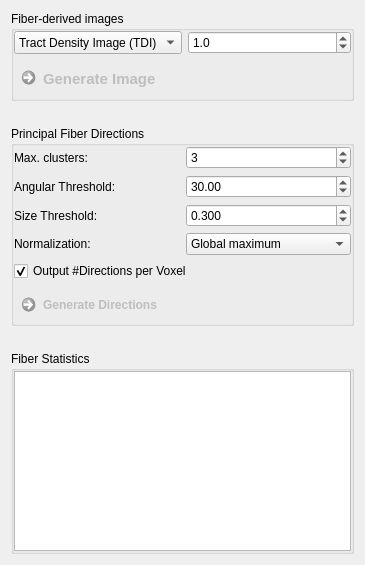
Qt form Plugins/org.mitk.gui.qt.diffusionimaging.fiberprocessing/src/internal/QmitkFiberQuantificationViewControls.ui (MITK/MITK) before a commit.
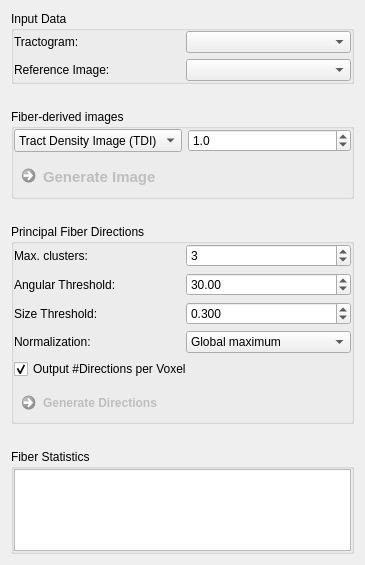
The same form after that commit. Custom widgets are drawn as their Qt base class.

Commit message: Add ds combobox for diffusion views

```diff
--- a/Plugins/org.mitk.gui.qt.diffusionimaging.fiberprocessing/src/internal/QmitkFiberQuantificationViewControls.ui
+++ b/Plugins/org.mitk.gui.qt.diffusionimaging.fiberprocessing/src/internal/QmitkFiberQuantificationViewControls.ui
@@ -17,126 +17,7 @@
    <property name="verticalSpacing">
     <number>25</number>
    </property>
-   <item row="0" column="0">
-    <widget class="QGroupBox" name="groupBox_2">
-     <property name="title">
-      <string>Fiber-derived images</string>
-     </property>
-     <layout class="QGridLayout" name="gridLayout_3">
-      <property name="leftMargin">
-       <number>0</number>
-      </property>
-      <property name="topMargin">
-       <number>0</number>
-      </property>
-      <property name="rightMargin">
-       <number>0</number>
-      </property>
-      <property name="bottomMargin">
-       <number>0</number>
-      </property>
-      <item row="1" column="0">
-       <widget class="QCommandLinkButton" name="m_ProcessFiberBundleButton">
-        <property name="enabled">
-         <bool>false</bool>
-        </property>
-        <property name="sizePolicy">
-         <sizepolicy hsizetype="Preferred" vsizetype="Preferred">
-          <horstretch>0</horstretch>
-          <verstretch>0</verstretch>
-         </sizepolicy>
-        </property>
-        <property name="maximumSize">
-         <size>
-          <width>200</width>
-          <height>16777215</height>
-         </size>
-        </property>
-        <property name="font">
-         <font>
-          <pointsize>11</pointsize>
-         </font>
-        </property>
-        <property name="toolTip">
-         <string>Perform selected operation on all selected fiber bundles.</string>
-        </property>
-        <property name="text">
-         <string>Generate Image</string>
-        </property>
-       </widget>
-      </item>
-      <item row="0" column="1">
-       <widget class="QDoubleSpinBox" name="m_UpsamplingSpinBox">
-        <property name="sizePolicy">
-         <sizepolicy hsizetype="Preferred" vsizetype="Preferred">
-          <horstretch>0</horstretch>
-          <verstretch>0</verstretch>
-         </sizepolicy>
-        </property>
-        <property name="toolTip">
-         <string>Upsampling factor</string>
-        </property>
-        <property name="decimals">
-         <number>1</number>
-        </property>
-        <property name="minimum">
-         <double>0.100000000000000</double>
-        </property>
-        <property name="maximum">
-         <double>10.000000000000000</double>
-        </property>
-        <property name="singleStep">
-         <double>0.100000000000000</double>
-        </property>
-        <property name="value">
-         <double>1.000000000000000</double>
-        </property>
-       </widget>
-      </item>
-      <item row="0" column="0">
-       <widget class="QComboBox" name="m_GenerationBox">
-        <property name="sizePolicy">
-         <sizepolicy hsizetype="Preferred" vsizetype="Preferred">
-          <horstretch>0</horstretch>
-          <verstretch>0</verstretch>
-         </sizepolicy>
-        </property>
-        <item>
-         <property name="text">
-          <string>Tract Density Image (TDI)</string>
-         </property>
-        </item>
-        <item>
-         <property name="text">
-          <string>Normalized TDI</string>
-         </property>
-        </item>
-        <item>
-         <property name="text">
-          <string>Binary Envelope</string>
-         </property>
-        </item>
-        <item>
-         <property name="text">
-          <string>Fiber Bundle Image</string>
-         </property>
-        </item>
-        <item>
-         <property name="text">
-          <string>Fiber Endings Image</string>
-         </property>
-        </item>
-        <item>
-         <property name="text">
-          <string>Fiber Endings Pointset</string>
-         </property>
-        </item>
-       </widget>
-      </item>
-     </layout>
-    </widget>
-   </item>
-   <item row="2" column="0">
+   <item row="3" column="0">
     <widget class="QGroupBox" name="groupBox_3">
      <property name="title">
       <string>Fiber Statistics</string>
@@ -175,7 +56,7 @@
      </layout>
     </widget>
    </item>
-   <item row="1" column="0">
+   <item row="2" column="0">
     <widget class="QGroupBox" name="groupBox_4">
      <property name="title">
       <string>Principal Fiber Directions</string>
@@ -374,8 +255,180 @@
      </layout>
     </widget>
    </item>
+   <item row="1" column="0">
+    <widget class="QGroupBox" name="groupBox_2">
+     <property name="title">
+      <string>Fiber-derived images</string>
+     </property>
+     <layout class="QGridLayout" name="gridLayout_3">
+      <property name="leftMargin">
+       <number>0</number>
+      </property>
+      <property name="topMargin">
+       <number>0</number>
+      </property>
+      <property name="rightMargin">
+       <number>0</number>
+      </property>
+      <property name="bottomMargin">
+       <number>0</number>
+      </property>
+      <item row="1" column="0">
+       <widget class="QCommandLinkButton" name="m_ProcessFiberBundleButton">
+        <property name="enabled">
+         <bool>false</bool>
+        </property>
+        <property name="sizePolicy">
+         <sizepolicy hsizetype="Preferred" vsizetype="Preferred">
+          <horstretch>0</horstretch>
+          <verstretch>0</verstretch>
+         </sizepolicy>
+        </property>
+        <property name="maximumSize">
+         <size>
+          <width>200</width>
+          <height>16777215</height>
+         </size>
+        </property>
+        <property name="font">
+         <font>
+          <pointsize>11</pointsize>
+         </font>
+        </property>
+        <property name="toolTip">
+         <string>Perform selected operation on all selected fiber bundles.</string>
+        </property>
+        <property name="text">
+         <string>Generate Image</string>
+        </property>
+       </widget>
+      </item>
+      <item row="0" column="1">
+       <widget class="QDoubleSpinBox" name="m_UpsamplingSpinBox">
+        <property name="sizePolicy">
+         <sizepolicy hsizetype="Preferred" vsizetype="Preferred">
+          <horstretch>0</horstretch>
+          <verstretch>0</verstretch>
+         </sizepolicy>
+        </property>
+        <property name="toolTip">
+         <string>Upsampling factor</string>
+        </property>
+        <property name="decimals">
+         <number>1</number>
+        </property>
+        <property name="minimum">
+         <double>0.100000000000000</double>
+        </property>
+        <property name="maximum">
+         <double>10.000000000000000</double>
+        </property>
+        <property name="singleStep">
+         <double>0.100000000000000</double>
+        </property>
+        <property name="value">
+         <double>1.000000000000000</double>
+        </property>
+       </widget>
+      </item>
+      <item row="0" column="0">
+       <widget class="QComboBox" name="m_GenerationBox">
+        <property name="sizePolicy">
+         <sizepolicy hsizetype="Preferred" vsizetype="Preferred">
+          <horstretch>0</horstretch>
+          <verstretch>0</verstretch>
+         </sizepolicy>
+        </property>
+        <item>
+         <property name="text">
+          <string>Tract Density Image (TDI)</string>
+         </property>
+        </item>
+        <item>
+         <property name="text">
+          <string>Normalized TDI</string>
+         </property>
+        </item>
+        <item>
+         <property name="text">
+          <string>Binary Envelope</string>
+         </property>
+        </item>
+        <item>
+         <property name="text">
+          <string>Fiber Bundle Image</string>
+         </property>
+        </item>
+        <item>
+         <property name="text">
+          <string>Fiber Endings Image</string>
+         </property>
+        </item>
+        <item>
+         <property name="text">
+          <string>Fiber Endings Pointset</string>
+         </property>
+        </item>
+       </widget>
+      </item>
+     </layout>
+    </widget>
+   </item>
+   <item row="0" column="0">
+    <widget class="QGroupBox" name="groupBox">
+     <property name="title">
+      <string>Input Data</string>
+     </property>
+     <layout class="QGridLayout" name="gridLayout">
+      <property name="leftMargin">
+       <number>0</number>
+      </property>
+      <property name="topMargin">
+       <number>0</number>
+      </property>
+      <property name="rightMargin">
+       <number>0</number>
+      </property>
+      <property name="bottomMargin">
+       <number>0</number>
+      </property>
+      <item row="0" column="1">
+       <widget class="QmitkDataStorageComboBox" name="m_TractBox"/>
+      </item>
+      <item row="1" column="1">
+       <widget class="QmitkDataStorageComboBoxWithSelectNone" name="m_ImageBox"/>
+      </item>
+      <item row="0" column="0">
+       <widget class="QLabel" name="label_5">
+        <property name="text">
+         <string>Tractogram:</string>
+        </property>
+       </widget>
+      </item>
+      <item row="1" column="0">
+       <widget class="QLabel" name="label_6">
+        <property name="text">
+         <string>Reference Image:</string>
+        </property>
+       </widget>
+      </item>
+     </layout>
+    </widget>
+   </item>
   </layout>
  </widget>
+ <customwidgets>
+  <customwidget>
+   <class>QmitkDataStorageComboBox</class>
+   <extends>QComboBox</extends>
+   <header location="global">QmitkDataStorageComboBox.h</header>
+  </customwidget>
+  <customwidget>
+   <class>QmitkDataStorageComboBoxWithSelectNone</class>
+   <extends>QComboBox</extends>
+   <header>QmitkDataStorageComboBoxWithSelectNone.h</header>
+  </customwidget>
+ </customwidgets>
  <resources/>
  <connections/>
 </ui>
```
The commit also changes 24 other files.
